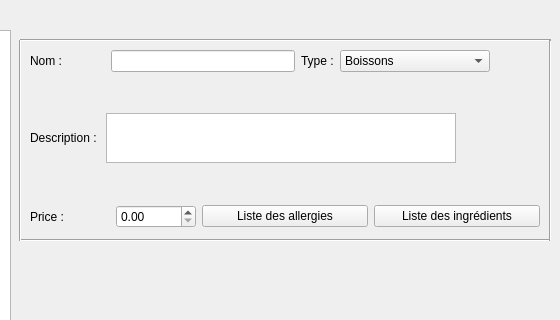
The window that IHM_DataBaseTools/dishesdatabasewindow.ui (FredericFernandesOranization/IHM_Project) describes before a commit, drawn with Qt 5; both pictures show x 350 to 910 and y 0 to 320 of the 910 by 570 pixel window.
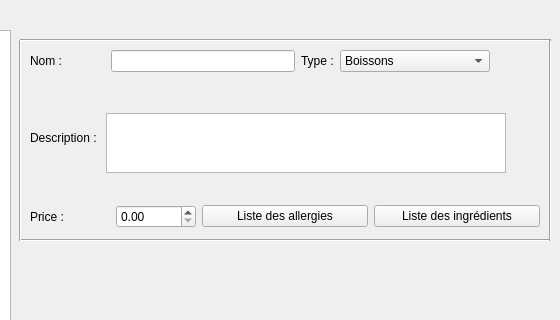
The same window after the commit. Custom widgets are drawn as their Qt base class.

The edit to the form file:
```diff
--- a/IHM_DataBaseTools/dishesdatabasewindow.ui
+++ b/IHM_DataBaseTools/dishesdatabasewindow.ui
@@ -192,8 +192,8 @@
          <widget class="QTextEdit" name="textEditDescr">
           <property name="minimumSize">
            <size>
-            <width>350</width>
-            <height>50</height>
+            <width>400</width>
+            <height>60</height>
            </size>
           </property>
           <property name="maximumSize">
```
